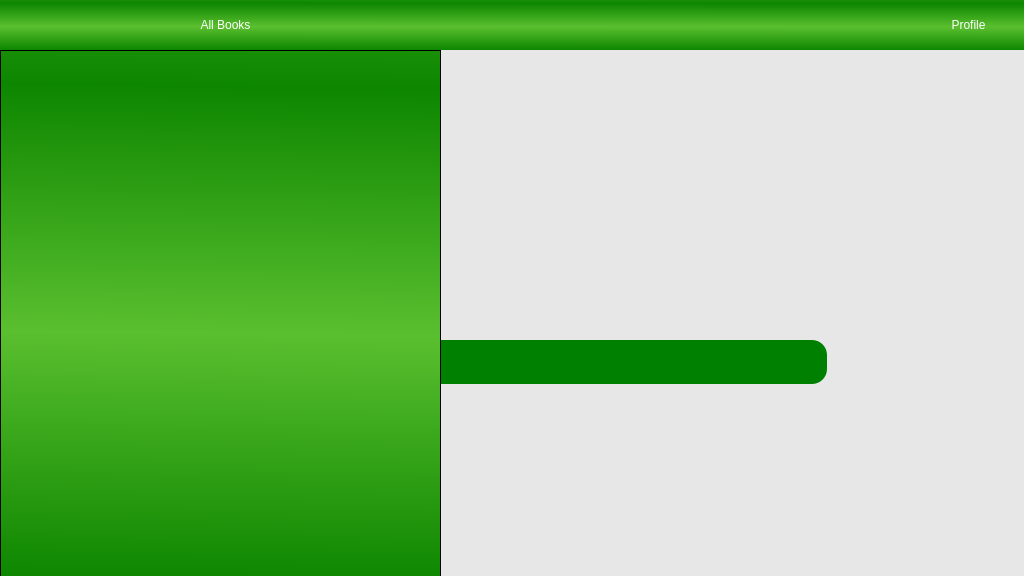
The window that LibManager/LibManager/userdashboard.ui (SinaErdem/OOP_Group11) describes before a commit, drawn with Qt 5.
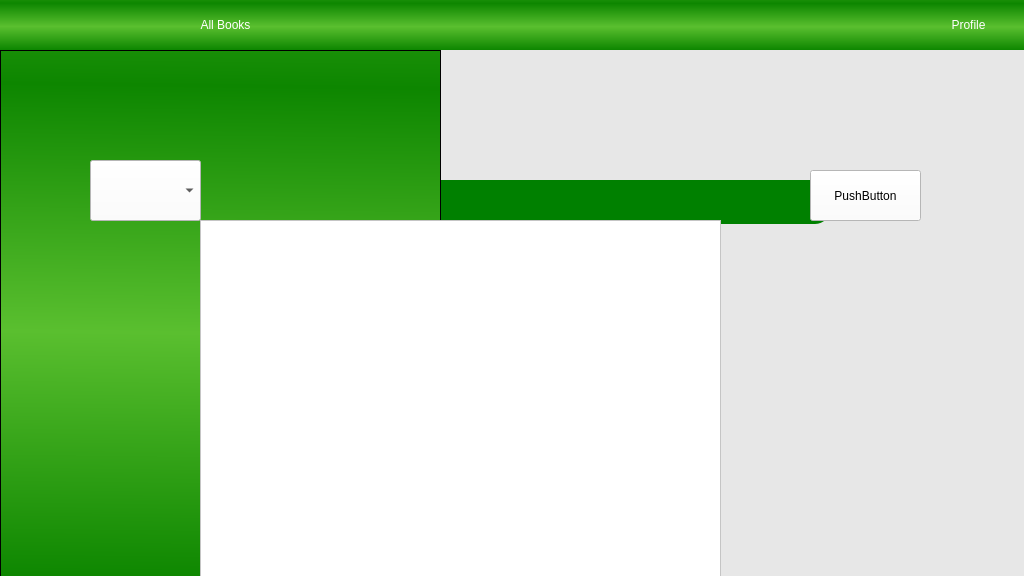
The same window after the commit. Icons and pictures are not drawn.

```diff
--- a/LibManager/LibManager/userdashboard.ui
+++ b/LibManager/LibManager/userdashboard.ui
@@ -19,8 +19,8 @@
   <widget class="QLabel" name="logo_searchScreen">
    <property name="geometry">
     <rect>
-     <x>272</x>
-     <y>190</y>
+     <x>280</x>
+     <y>60</y>
      <width>479</width>
      <height>109</height>
     </rect>
@@ -33,11 +33,11 @@
     <string/>
    </property>
   </widget>
-  <widget class="QLineEdit" name="searchBar">
+  <widget class="QLineEdit" name="searchLineEdit">
    <property name="geometry">
     <rect>
-     <x>197</x>
-     <y>340</y>
+     <x>200</x>
+     <y>180</y>
      <width>630</width>
      <height>44</height>
     </rect>
@@ -178,11 +178,52 @@
     <bool>true</bool>
    </property>
   </widget>
+  <widget class="QComboBox" name="filterComboBox">
+   <property name="geometry">
+    <rect>
+     <x>90</x>
+     <y>160</y>
+     <width>111</width>
+     <height>61</height>
+    </rect>
+   </property>
+   <property name="font">
+    <font>
+     <pointsize>16</pointsize>
+    </font>
+   </property>
+  </widget>
+  <widget class="QTableWidget" name="resultsTableWidget">
+   <property name="geometry">
+    <rect>
+     <x>200</x>
+     <y>220</y>
+     <width>521</width>
+     <height>361</height>
+    </rect>
+   </property>
+  </widget>
+  <widget class="QPushButton" name="findButton">
+   <property name="geometry">
+    <rect>
+     <x>810</x>
+     <y>170</y>
+     <width>111</width>
+     <height>51</height>
+    </rect>
+   </property>
+   <property name="text">
+    <string>PushButton</string>
+   </property>
+  </widget>
   <zorder>allBackground</zorder>
   <zorder>logo_searchScreen</zorder>
-  <zorder>searchBar</zorder>
+  <zorder>searchLineEdit</zorder>
   <zorder>navBar</zorder>
   <zorder>bookListWidget</zorder>
+  <zorder>filterComboBox</zorder>
+  <zorder>resultsTableWidget</zorder>
+  <zorder>findButton</zorder>
  </widget>
  <resources/>
  <connections/>
```
